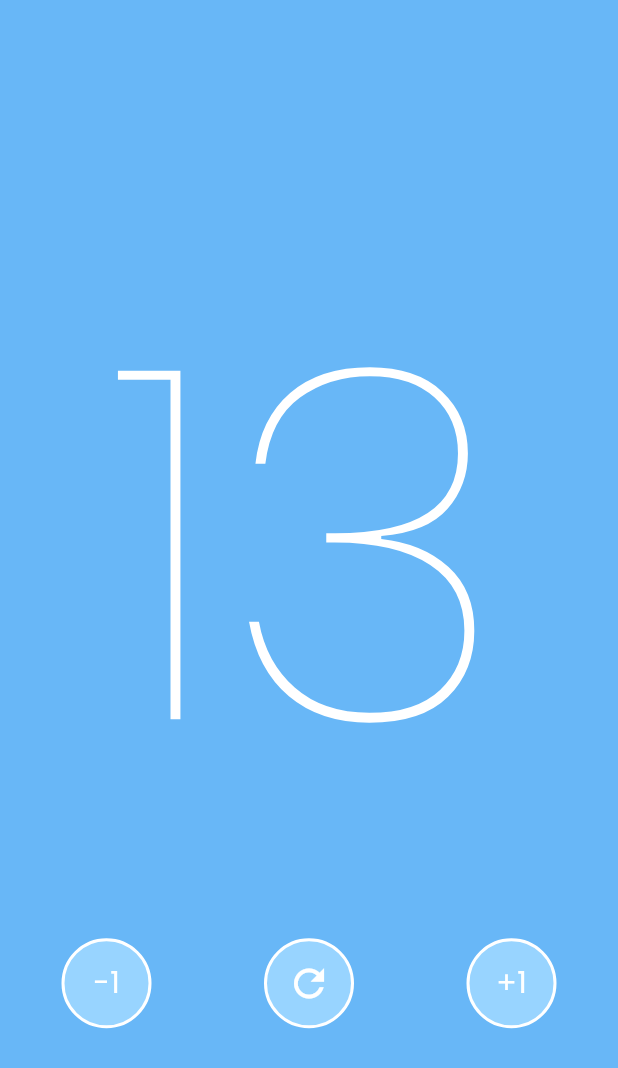
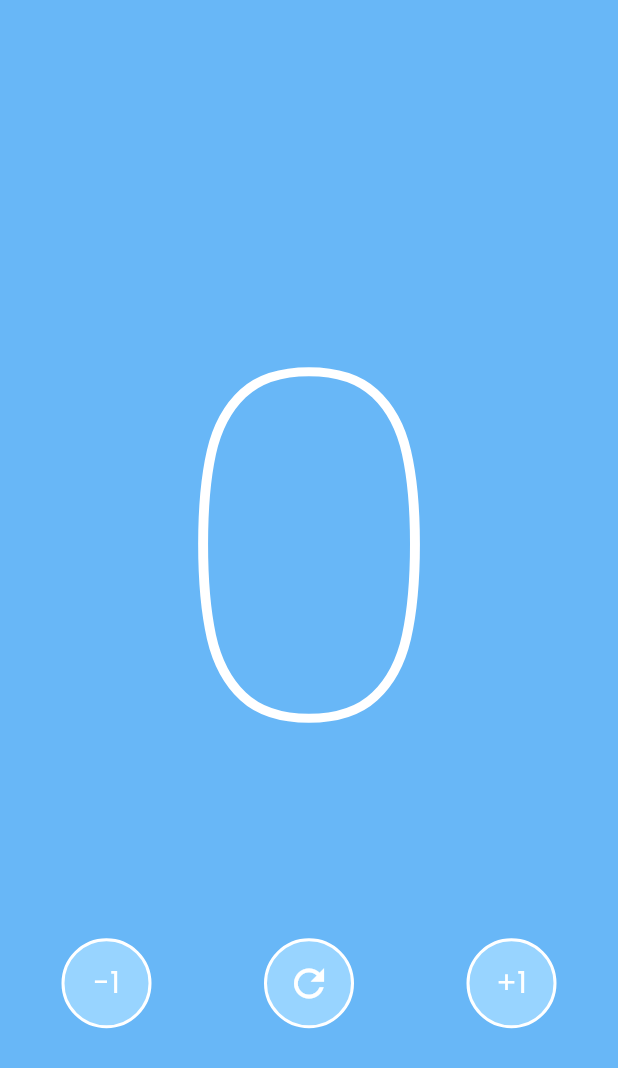
Before and after one commit to pablolopezvidal/LopezVidalD01, a Flutter app: the screen it shows after launch, scrolled down 824 dp, on a phone screen of 412 x 824 dp. Shown: the top 1068 px of the screen. Run offline on Flutter 3.47's test engine with Material 3 defaults, Android fonts, the phone set to English and light mode, and no system bars; our stand-ins replace google_fonts.

```diff
--- a/lib/widgets/widget3.dart
+++ b/lib/widgets/widget3.dart
@@ -1,13 +1,24 @@
 import 'package:flutter/material.dart';
 import 'package:google_fonts/google_fonts.dart';
 
-class MyWidget4 extends StatelessWidget {
+
+import 'package:flutter/material.dart';
+import 'package:google_fonts/google_fonts.dart';
+
+class MyWidget4 extends StatefulWidget {
+  @override
+  State<MyWidget4> createState() => _MyWidget4State();
+}
+
+class _MyWidget4State extends State<MyWidget4> {
+  int contador = 0; // Inicializa el contador con un valor inicial
+
   @override
   Widget build(BuildContext context) {
     return Container(
       color: Color.fromARGB(255, 104, 183, 247),
       width: MediaQuery.of(context).size.width,
-      height:MediaQuery.of(context).size.height,
+      height: MediaQuery.of(context).size.height,
       child: Column(
         mainAxisAlignment: MainAxisAlignment.center,
         children: [
@@ -15,8 +26,14 @@ class MyWidget4 extends StatelessWidget {
             mainAxisAlignment: MainAxisAlignment.center,
             children: [
               Text(
-                '13',
-                 style: GoogleFonts.poppins(textStyle: TextStyle(fontSize: 330,fontWeight: FontWeight.w100,color: Colors.white),),
+                '$contador',
+                style: GoogleFonts.poppins(
+                  textStyle: TextStyle(
+                    fontSize: 330,
+                    fontWeight: FontWeight.w100,
+                    color: Colors.white,
+                  ),
+                ),
               ),
             ],
           ),
@@ -24,11 +41,11 @@ class MyWidget4 extends StatelessWidget {
           Row(
             mainAxisAlignment: MainAxisAlignment.center,
             children: [
-              buildRoundButton('-1'),
+              buildRoundButton('-1', restar),
               SizedBox(width: 55),
-              buildReloadButton(),
+              buildReloadButton(empezar),
               SizedBox(width: 55),
-              buildRoundButton('+1'),
+              buildRoundButton('+1', sumar),
             ],
           ),
         ],
@@ -36,8 +53,31 @@ class MyWidget4 extends StatelessWidget {
     );
   }
 
-  Widget buildRoundButton(String text) {
-    return Container(
+  void sumar() {
+    setState(() {
+      contador++;
+    });
+  }
+
+  void restar() {
+    setState(() {
+      if(contador>0){
+        contador--;
+      }
+    });
+  }
+  void empezar() {
+  setState(() {
+    contador = 0;
+  });
+}
+
+  }
+
+  Widget buildRoundButton(String text, VoidCallback pressBoton) {
+    return GestureDetector(
+      onTap: pressBoton,
+      child: Container(
         width: 60,
         height: 60,
         margin: EdgeInsets.all(10),
@@ -52,14 +92,20 @@ class MyWidget4 extends StatelessWidget {
         child: Center(
           child: Text(
             text,
-          style: TextStyle(fontSize: 20, color: Color.fromARGB(255, 255, 255, 255)), // Color azul
+            style: TextStyle(
+              fontSize: 20,
+              color: Color.fromARGB(255, 255, 255, 255),
+            ),
+          ),
         ),
       ),
     );
   }
 
-  Widget buildReloadButton() {
-    return Container(
+Widget buildReloadButton(VoidCallback pressBoton) {
+  return GestureDetector(
+    onTap: pressBoton,
+    child: Container(
       width: 60,
       height: 60,
       margin: EdgeInsets.all(10),
@@ -72,8 +118,12 @@ class MyWidget4 extends StatelessWidget {
         ),
       ),
       child: Center(
-        child: Icon(Icons.refresh, size: 30, color: Color.fromARGB(255, 255, 255, 255)), // Color azul
+        child: Icon(
+          Icons.refresh,
+          size: 30,
+          color: Color.fromARGB(255, 255, 255, 255),
+        ), // Color azul
+      ),
     ),
   );
 }
-}
```
Also changed, not shown: imagenes/foto4.png (renamed from imagenes/foto1.png), imagenes/foto5.png (renamed from imagenes/foto2.png), 1 other file. Lines whose indentation alone changed are shown as unchanged.
